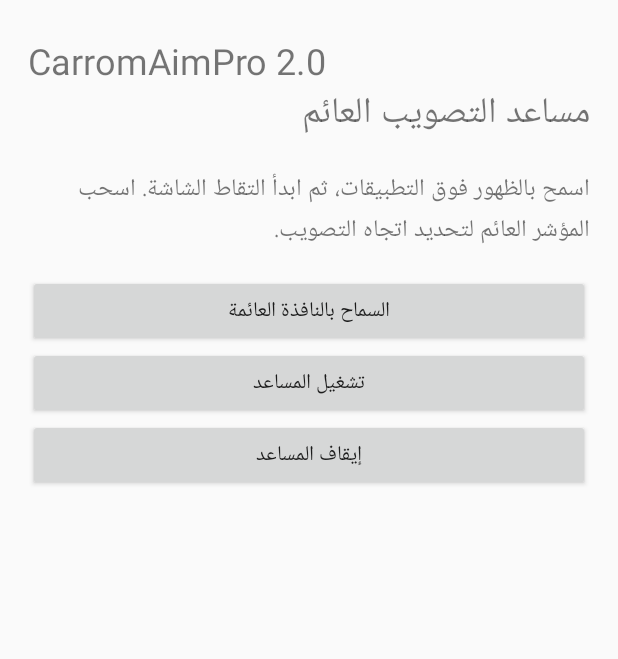
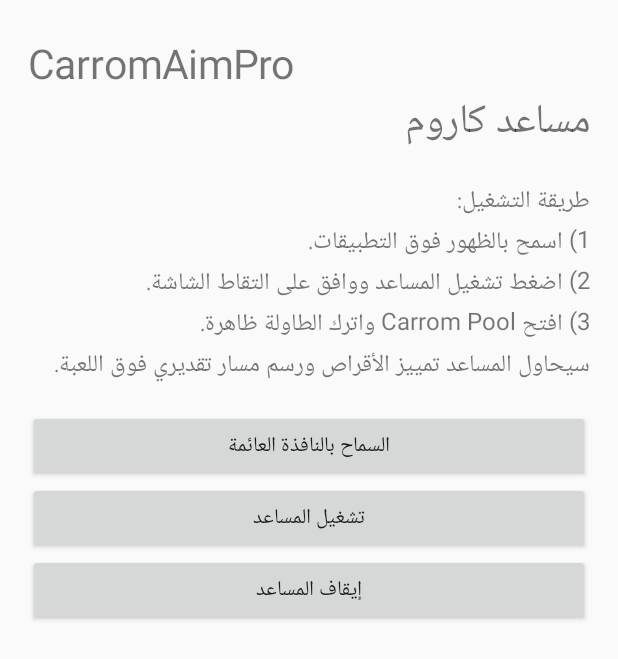
Before and after one commit to zzaz62739-cloud/CarromAimPro, an Android app: the screen it shows after launch (MainActivity), after a tap on "تشغيل المساعد", on a phone screen of 412 x 824 dp. Shown: the top 659 px of the screen. Run offline under Robolectric (Android 15) with nearby library versions, the phone set to English and light mode, and no system bars.

Commit message:
Improve Arabic setup instructions and service controls

```diff
--- a/app/src/main/java/com/carromaimpro/MainActivity.kt
+++ b/app/src/main/java/com/carromaimpro/MainActivity.kt
@@ -11,16 +11,66 @@ import android.widget.*
 
 class MainActivity : Activity() {
     private val requestCapture = 41
+
     override fun onCreate(savedInstanceState: Bundle?) {
         super.onCreate(savedInstanceState)
-        val layout = LinearLayout(this).apply { orientation = LinearLayout.VERTICAL; setPadding(28,36,28,28) }
-        layout.addView(TextView(this).apply { text = "CarromAimPro 2.0\nمساعد التصويب العائم"; textSize = 24f })
-        layout.addView(TextView(this).apply { text = "اسمح بالظهور فوق التطبيقات، ثم ابدأ التقاط الشاشة. اسحب المؤشر العائم لتحديد اتجاه التصويب."; textSize=16f; setPadding(0,24,0,24) })
-        layout.addView(Button(this).apply { text="السماح بالنافذة العائمة"; setOnClickListener { if (!Settings.canDrawOverlays(this@MainActivity)) startActivity(Intent(Settings.ACTION_MANAGE_OVERLAY_PERMISSION, Uri.parse("package:$packageName"))) } })
-        layout.addView(Button(this).apply { text="تشغيل المساعد"; setOnClickListener { if (!Settings.canDrawOverlays(this@MainActivity)) { Toast.makeText(this@MainActivity,"فعّل إذن النافذة العائمة أولاً",Toast.LENGTH_LONG).show(); return@setOnClickListener }; val mgr=getSystemService(MEDIA_PROJECTION_SERVICE) as MediaProjectionManager; startActivityForResult(mgr.createScreenCaptureIntent(),requestCapture) } })
-        layout.addView(Button(this).apply { text="إيقاف المساعد"; setOnClickListener { stopService(Intent(this@MainActivity,CaptureService::class.java)) } })
+        val layout = LinearLayout(this).apply {
+            orientation = LinearLayout.VERTICAL
+            setPadding(28, 36, 28, 28)
+        }
+        layout.addView(TextView(this).apply {
+            text = "CarromAimPro\nمساعد كاروم"
+            textSize = 27f
+        })
+        layout.addView(TextView(this).apply {
+            text = "طريقة التشغيل:\n1) اسمح بالظهور فوق التطبيقات.\n2) اضغط تشغيل المساعد ووافق على التقاط الشاشة.\n3) افتح Carrom Pool واترك الطاولة ظاهرة.\nسيحاول المساعد تمييز الأقراص ورسم مسار تقديري فوق اللعبة."
+            textSize = 16f
+            setPadding(0, 24, 0, 24)
+        })
+        layout.addView(Button(this).apply {
+            text = "السماح بالنافذة العائمة"
+            setOnClickListener {
+                if (!Settings.canDrawOverlays(this@MainActivity)) {
+                    startActivity(Intent(Settings.ACTION_MANAGE_OVERLAY_PERMISSION, Uri.parse("package:$packageName")))
+                } else Toast.makeText(this@MainActivity, "الإذن مفعّل", Toast.LENGTH_SHORT).show()
+            }
+        })
+        layout.addView(Button(this).apply {
+            text = "تشغيل المساعد"
+            setOnClickListener {
+                if (!Settings.canDrawOverlays(this@MainActivity)) {
+                    Toast.makeText(this@MainActivity, "فعّل إذن النافذة العائمة أولاً", Toast.LENGTH_LONG).show()
+                    return@setOnClickListener
+                }
+                val manager = getSystemService(MEDIA_PROJECTION_SERVICE) as MediaProjectionManager
+                startActivityForResult(manager.createScreenCaptureIntent(), requestCapture)
+            }
+        })
+        layout.addView(Button(this).apply {
+            text = "إيقاف المساعد"
+            setOnClickListener {
+                stopService(Intent(this@MainActivity, CaptureService::class.java))
+                Toast.makeText(this@MainActivity, "تم طلب إيقاف المساعد", Toast.LENGTH_SHORT).show()
+            }
+        })
         setContentView(layout)
     }
+
     @Deprecated("Deprecated in Android")
-    override fun onActivityResult(requestCode:Int,resultCode:Int,data:Intent?) { super.onActivityResult(requestCode,resultCode,data); if(requestCode==requestCapture && resultCode==RESULT_OK && data!=null) { val i=Intent(this,CaptureService::class.java).putExtra("resultCode",resultCode).putExtra("data",data); if(Build.VERSION.SDK_INT>=26) startForegroundService(i) else startService(i); finish() } }
+    override fun onActivityResult(requestCode: Int, resultCode: Int, data: Intent?) {
+        super.onActivityResult(requestCode, resultCode, data)
+        if (requestCode == requestCapture) {
+            if (resultCode == RESULT_OK && data != null) {
+                val serviceIntent = Intent(this, CaptureService::class.java)
+                    .putExtra("resultCode", resultCode)
+                    .putExtra("data", data)
+                if (Build.VERSION.SDK_INT >= 26) startForegroundService(serviceIntent)
+                else startService(serviceIntent)
+                Toast.makeText(this, "بدأ تشغيل المساعد", Toast.LENGTH_SHORT).show()
+                finish()
+            } else {
+                Toast.makeText(this, "لم تتم الموافقة على التقاط الشاشة", Toast.LENGTH_LONG).show()
+            }
+        }
+    }
 }
```
